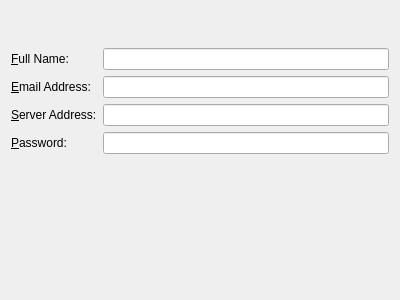
The window that resources/kolabproxy/wizard/kolabwizard.ui (KDE/kdepim-runtime) describes before a commit, drawn with Qt 5.
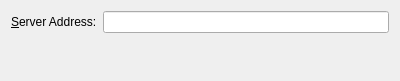
The same window after the commit. Custom widgets are drawn as their Qt base class.

Commit message: Adjust the kolab assistant to the new accountwizard. Don't ask name, email or password anymore, just the server is left now.

Patch:
```diff
--- a/resources/kolabproxy/wizard/kolabwizard.ui
+++ b/resources/kolabproxy/wizard/kolabwizard.ui
@@ -7,24 +7,14 @@
     <x>0</x>
     <y>0</y>
     <width>400</width>
-    <height>300</height>
+    <height>81</height>
    </rect>
   </property>
   <layout class="QFormLayout" name="formLayout">
-   <item row="3" column="0">
-    <widget class="QLabel" name="label">
-     <property name="text">
-      <string>&amp;Email Address:</string>
-     </property>
-     <property name="buddy">
-      <cstring>emailAddress</cstring>
-     </property>
-    </widget>
-   </item>
-   <item row="3" column="1">
-    <widget class="KLineEdit" name="emailAddress"/>
-   </item>
-   <item row="4" column="0">
+   <property name="fieldGrowthPolicy">
+    <enum>QFormLayout::ExpandingFieldsGrow</enum>
+   </property>
+   <item row="1" column="0">
     <widget class="QLabel" name="label_2">
      <property name="text">
       <string>&amp;Server Address:</string>
@@ -34,27 +24,10 @@
      </property>
     </widget>
    </item>
-   <item row="4" column="1">
+   <item row="1" column="1">
     <widget class="KLineEdit" name="serverAddress"/>
    </item>
-   <item row="5" column="0">
-    <widget class="QLabel" name="label_3">
-     <property name="text">
-      <string>&amp;Password:</string>
-     </property>
-     <property name="buddy">
-      <cstring>password</cstring>
-     </property>
-    </widget>
-   </item>
-   <item row="5" column="1">
-    <widget class="KLineEdit" name="password">
-     <property name="passwordMode">
-      <bool>true</bool>
-     </property>
-    </widget>
-   </item>
-   <item row="6" column="0">
+   <item row="2" column="0">
     <spacer name="verticalSpacer_2">
      <property name="orientation">
       <enum>Qt::Vertical</enum>
@@ -67,32 +40,6 @@
      </property>
     </spacer>
    </item>
-   <item row="1" column="0">
-    <spacer name="verticalSpacer">
-     <property name="orientation">
-      <enum>Qt::Vertical</enum>
-     </property>
-     <property name="sizeHint" stdset="0">
-      <size>
-       <width>20</width>
-       <height>40</height>
-      </size>
-     </property>
-    </spacer>
-   </item>
-   <item row="2" column="0">
-    <widget class="QLabel" name="label_4">
-     <property name="text">
-      <string>&amp;Full Name:</string>
-     </property>
-     <property name="buddy">
-      <cstring>fullName</cstring>
-     </property>
-    </widget>
-   </item>
-   <item row="2" column="1">
-    <widget class="KLineEdit" name="fullName"/>
-   </item>
   </layout>
  </widget>
  <customwidgets>
```
Left out of the diff: 3 changed lines with no effect on the pictures. The commit also changes 1 other file.
